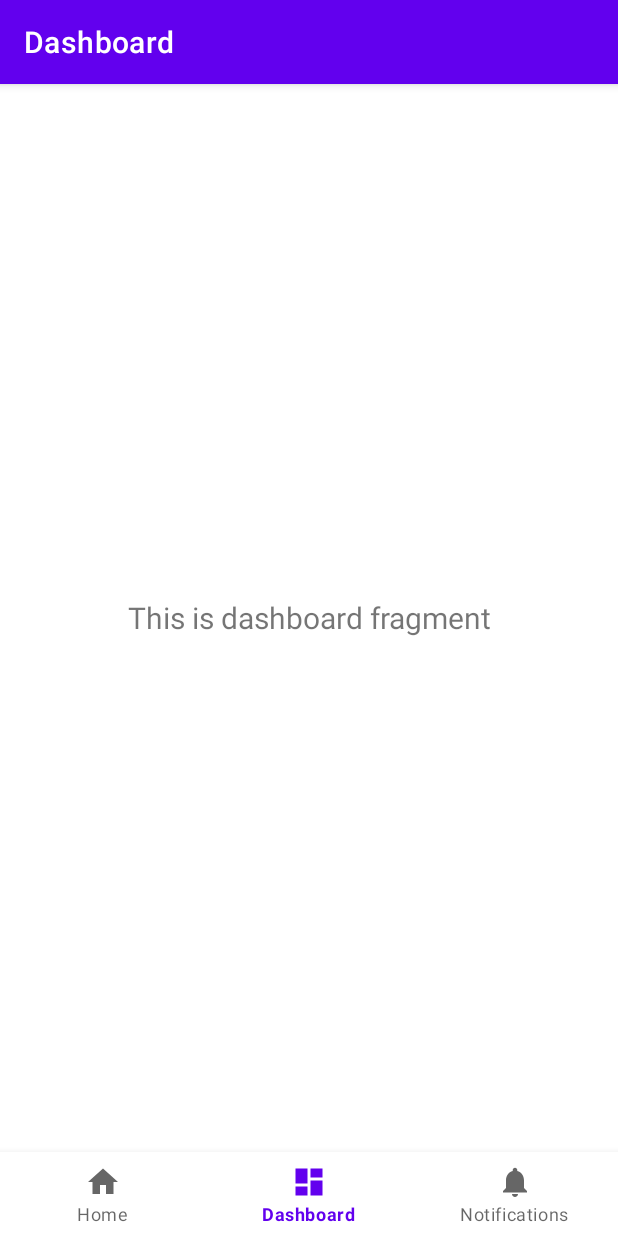
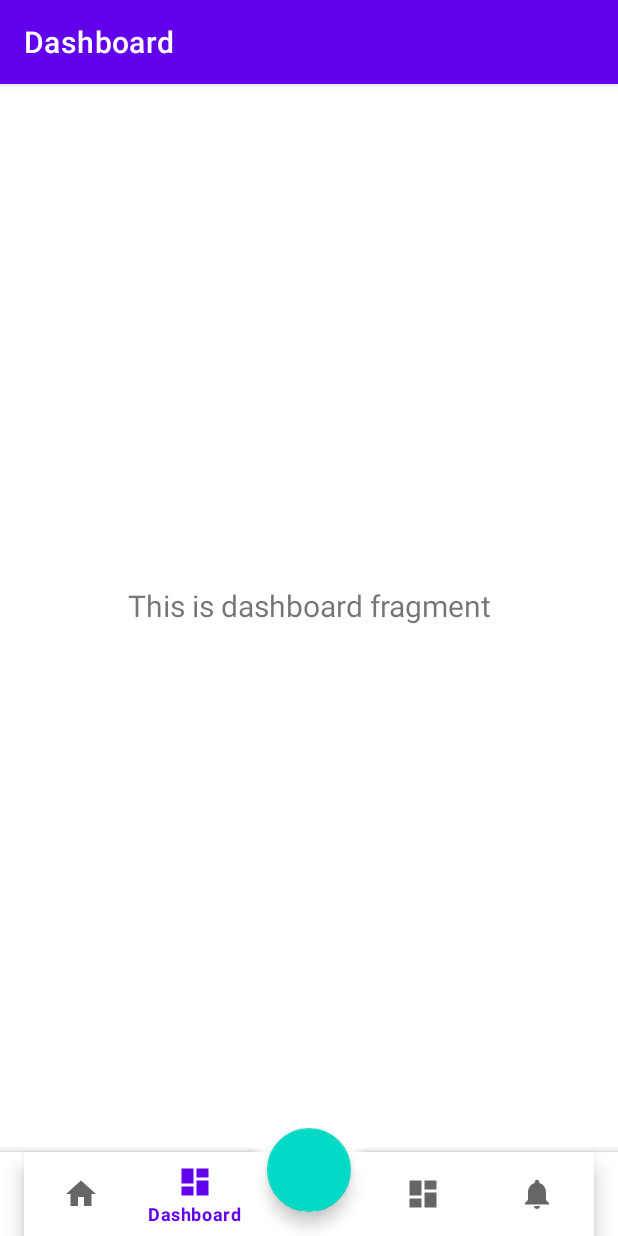
Before and after one commit to yccheok/bottom-navigation-example, an Android app: the screen it shows after launch (MainActivity), item 2 of the bottom bar chosen, on a phone screen of 412 x 824 dp. Run offline under Robolectric (Android 15) with nearby library versions, the phone set to English and light mode, and no system bars; our stand-ins replace navigation-ui.

Commit message:
Initial integration with bottom app bar and floating action button, with proper workaround in place.

```diff
--- a/app/src/main/res/layout/activity_main.xml
+++ b/app/src/main/res/layout/activity_main.xml
@@ -15,11 +15,41 @@
         app:defaultNavHost="true"
         app:navGraph="@navigation/mobile_navigation" />
 
-    <com.google.android.material.bottomnavigation.BottomNavigationView
-        android:id="@+id/nav_view"
+    <androidx.coordinatorlayout.widget.CoordinatorLayout
+        android:id="@+id/coordinator_layout"
         android:layout_width="match_parent"
-        android:layout_height="wrap_content"
-        android:background="?android:attr/windowBackground"
-        app:menu="@menu/bottom_nav_menu" />
+        android:layout_height="wrap_content">
+
+        <!--
+        Workaround: android:layout_gravity="bottom" is required so that bottom bar stays at bottom
+        most.
+        -->
+        <com.google.android.material.bottomappbar.BottomAppBar
+            android:layout_gravity="bottom"
+
+            android:id="@+id/bottom_app_bar"
+            android:layout_width="match_parent"
+            android:layout_height="wrap_content">
+            <!--
+            Workaround: android:layout_marginEnd="16dp" is required to balance the mystery
+            marginStart.
+            -->
+            <com.google.android.material.bottomnavigation.BottomNavigationView
+                android:layout_marginEnd="16dp"
+
+                android:id="@+id/nav_view"
+                android:layout_width="match_parent"
+                android:layout_height="wrap_content"
+                android:background="?android:attr/windowBackground"
+                app:menu="@menu/bottom_nav_menu" />
+        </com.google.android.material.bottomappbar.BottomAppBar>
+
+        <com.google.android.material.floatingactionbutton.FloatingActionButton
+            android:id="@+id/fab"
+            android:layout_width="wrap_content"
+            android:layout_height="wrap_content"
+            android:contentDescription="@string/app_name"
+            app:layout_anchor="@id/bottom_app_bar" />
+    </androidx.coordinatorlayout.widget.CoordinatorLayout>
 
 </LinearLayout>
--- a/app/src/main/res/menu/bottom_nav_menu.xml
+++ b/app/src/main/res/menu/bottom_nav_menu.xml
@@ -12,6 +12,15 @@
         android:title="@string/title_dashboard" />
 
     <item
+        android:id="@+id/placeholder"
+        android:title="" />
+
+    <item
+        android:id="@+id/navigation_dashboard2"
+        android:icon="@drawable/ic_dashboard_black_24dp"
+        android:title="@string/title_dashboard" />
+
+    <item
         android:id="@+id/navigation_notifications"
         android:icon="@drawable/ic_notifications_black_24dp"
         android:title="@string/title_notifications" />
```
